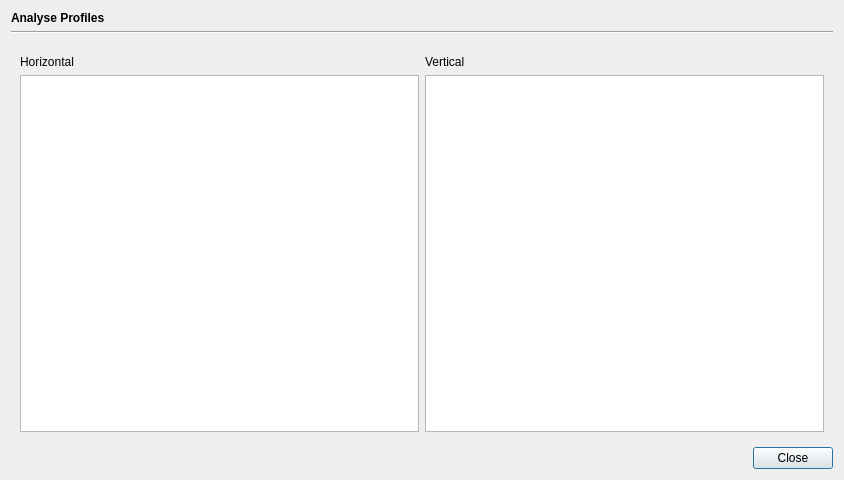
braeun/FitsIP, file src/fitsip/extensions/analysis/analyseprofiledialog.ui: the form before one commit.
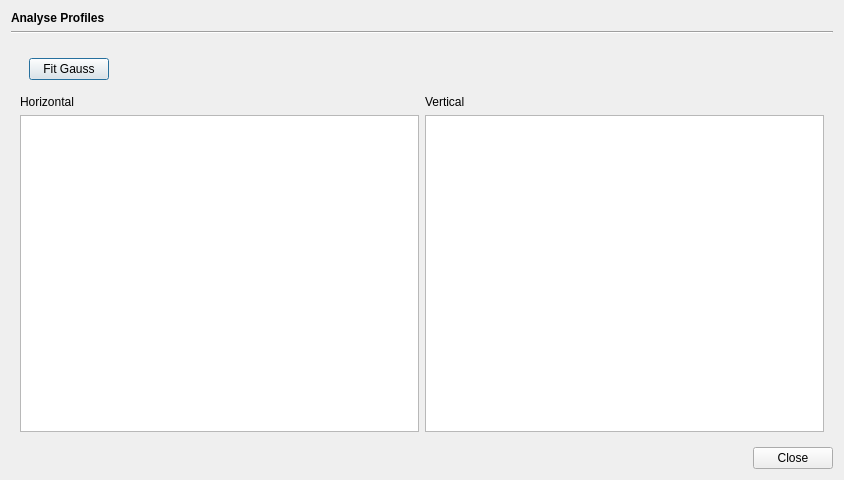
The form after the commit.

What changed in the file:
```diff
--- a/src/fitsip/extensions/analysis/analyseprofiledialog.ui
+++ b/src/fitsip/extensions/analysis/analyseprofiledialog.ui
@@ -43,7 +43,30 @@
      </property>
      <layout class="QGridLayout" name="gridLayout">
       <item row="0" column="0" colspan="2">
-       <widget class="QWidget" name="widget_2" native="true"/>
+       <widget class="QWidget" name="widget_2" native="true">
+        <layout class="QHBoxLayout" name="horizontalLayout">
+         <item>
+          <widget class="QPushButton" name="fitGaussButton">
+           <property name="text">
+            <string>Fit Gauss</string>
+           </property>
+          </widget>
+         </item>
+         <item>
+          <spacer name="horizontalSpacer">
+           <property name="orientation">
+            <enum>Qt::Horizontal</enum>
+           </property>
+           <property name="sizeHint" stdset="0">
+            <size>
+             <width>40</width>
+             <height>20</height>
+            </size>
+           </property>
+          </spacer>
+         </item>
+        </layout>
+       </widget>
       </item>
       <item row="1" column="0">
        <widget class="QLabel" name="label_2">
```
